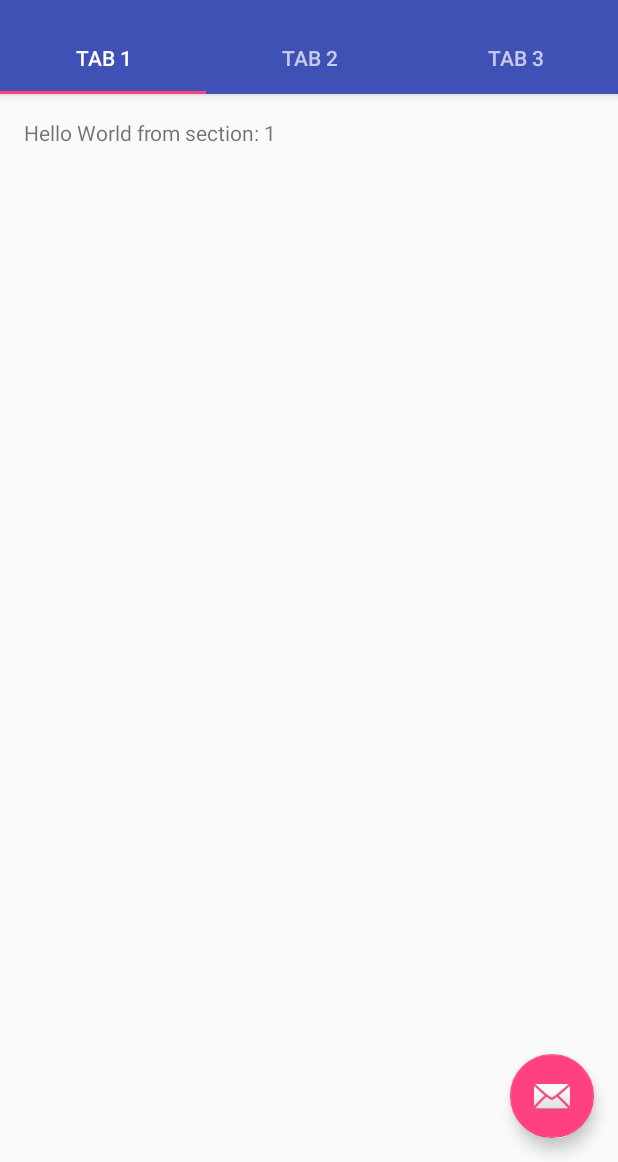
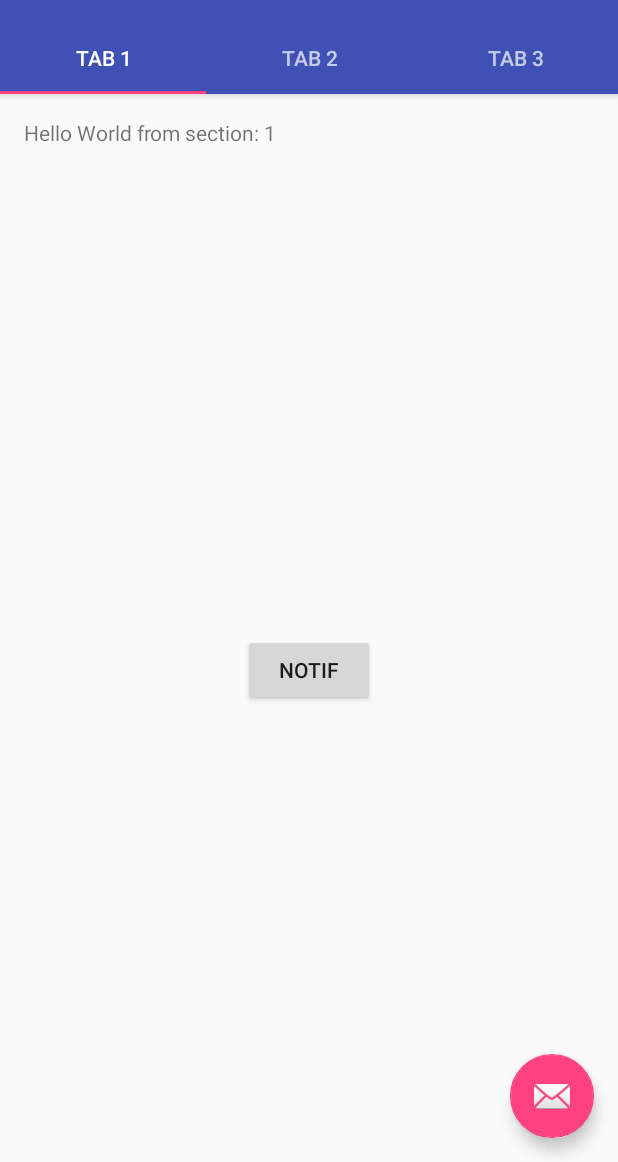
Before and after one commit to arifinfrds/Android-PAPB-Tugas-Akhir, an Android app: the screen it shows after launch (MainActivity), on a phone screen of 412 x 824 dp, the part 74-1236 px from its top. Run offline under Robolectric (Android 15) with nearby library versions, the phone set to English and light mode, and no system bars.

Commit message:
reminder notif

```diff
--- a/app/src/main/AndroidManifest.xml
+++ b/app/src/main/AndroidManifest.xml
@@ -19,6 +19,7 @@
                 <category android:name="android.intent.category.LAUNCHER" />
             </intent-filter>
         </activity>
+        <receiver android:name=".ReminderNotificationReceiver" />
     </application>
 
 </manifest>
--- a/app/src/main/java/reminderobat/android/kelompok5/papbc/com/reminderobat/MainActivity.java
+++ b/app/src/main/java/reminderobat/android/kelompok5/papbc/com/reminderobat/MainActivity.java
@@ -1,8 +1,16 @@
 package reminderobat.android.kelompok5.papbc.com.reminderobat;
 
+import android.app.AlarmManager;
+import android.app.NotificationManager;
+import android.app.PendingIntent;
+import android.content.Context;
+import android.content.Intent;
+import android.net.Uri;
+import android.os.SystemClock;
 import android.support.design.widget.TabLayout;
 import android.support.design.widget.FloatingActionButton;
 import android.support.design.widget.Snackbar;
+import android.support.v4.app.NotificationCompat;
 import android.support.v7.app.AppCompatActivity;
 import android.support.v7.widget.Toolbar;
 
@@ -17,6 +25,7 @@ import android.view.MenuItem;
 import android.view.View;
 import android.view.ViewGroup;
 
+import android.widget.Button;
 import android.widget.TextView;
 
 public class MainActivity extends AppCompatActivity {
@@ -31,10 +40,14 @@ public class MainActivity extends AppCompatActivity {
      */
     private SectionsPagerAdapter mSectionsPagerAdapter;
 
+
     /**
      * The {@link ViewPager} that will host the section contents.
      */
     private ViewPager mViewPager;
+
+
+
 
     @Override
     protected void onCreate(Bundle savedInstanceState) {
@@ -99,6 +112,9 @@ public class MainActivity extends AppCompatActivity {
          * fragment.
          */
         private static final String ARG_SECTION_NUMBER = "section_number";
+        private static Button btn_notif;
+        //private static final int NOTIFICATION_ID = 0;
+        private NotificationManager mNotifyManager;
 
         public PlaceholderFragment() {
         }
@@ -119,11 +135,56 @@ public class MainActivity extends AppCompatActivity {
         public View onCreateView(LayoutInflater inflater, ViewGroup container,
                                  Bundle savedInstanceState) {
             View rootView = inflater.inflate(R.layout.fragment_main, container, false);
+            mNotifyManager = (NotificationManager) getActivity().getSystemService(NOTIFICATION_SERVICE);
             TextView textView = (TextView) rootView.findViewById(R.id.section_label);
+            btn_notif = (Button) rootView.findViewById(R.id.btn_notif);
             textView.setText(getString(R.string.section_format, getArguments().getInt(ARG_SECTION_NUMBER)));
+
+            btn_notif.setOnClickListener(new View.OnClickListener() {
+                @Override
+                public void onClick(View v) {
+                    sendNotification();
+                }
+            });
+
             return rootView;
         }
+
+        public void sendNotification() {
+
+            Intent notificationIntent = new Intent(getActivity(), ReminderNotificationReceiver.class);
+            PendingIntent pendingIntent = PendingIntent.getBroadcast(getActivity(), ReminderNotificationReceiver.NOTIFICATION_ID, notificationIntent,
+                    PendingIntent.FLAG_UPDATE_CURRENT);
+
+            AlarmManager reminderAlert = (AlarmManager) getActivity().getSystemService(Context.ALARM_SERVICE);
+
+            reminderAlert.setRepeating(AlarmManager.RTC_WAKEUP, SystemClock.elapsedRealtime(), 60 * 500, pendingIntent);
+
+            //Sets up the pending intent that is delivered when the notification is clicked
+//            Intent notificationIntent = new Intent(getActivity(), MainActivity.class);
+//            PendingIntent notificationPendingIntent = PendingIntent.getActivity
+//                    (getActivity(), NOTIFICATION_ID, notificationIntent, PendingIntent.FLAG_UPDATE_CURRENT);
+//
+//            //Builds the notification with all of the parameters
+//            NotificationCompat.Builder notifyBuilder = new NotificationCompat.Builder(getActivity())
+//                    .setContentTitle("Waktunya minum Vitamin")
+//                    .setContentText("09.00 AM")
+//                    .setSubText("Amoxilin")
+//                    .setSmallIcon(R.drawable.obat)
+//                    .setContentIntent(notificationPendingIntent)
+//                    .setPriority(NotificationCompat.PRIORITY_HIGH)
+//                    .setDefaults(NotificationCompat.DEFAULT_ALL);
+//
+//            //Delivers the notification
+//            mNotifyManager.notify(NOTIFICATION_ID, notifyBuilder.build());
+        }
     }
+
+
+
+
+
+
 
     /**
      * A {@link FragmentPagerAdapter} that returns a fragment corresponding to
--- a/app/src/main/res/layout/fragment_main.xml
+++ b/app/src/main/res/layout/fragment_main.xml
@@ -19,4 +19,14 @@
         tools:layout_constraintLeft_creator="1"
         tools:layout_constraintTop_creator="1" />
 
+    <Button
+        android:id="@+id/btn_notif"
+        android:layout_width="wrap_content"
+        android:layout_height="wrap_content"
+        android:text="Notif"
+        app:layout_constraintLeft_toLeftOf="parent"
+        app:layout_constraintRight_toRightOf="parent"
+        app:layout_constraintTop_toTopOf="parent"
+        app:layout_constraintBottom_toBottomOf="parent"/>
+
 </android.support.constraint.ConstraintLayout>
--- a/app/src/main/res/values/strings.xml
+++ b/app/src/main/res/values/strings.xml
@@ -5,4 +5,6 @@
     <string name="tab_text_3">Tab 3</string>
     <string name="action_settings">Settings</string>
     <string name="section_format">Hello World from section: %1$d</string>
+    <string name="title_reminder_obat">Waktunya minum Vitamin</string>
+
 </resources>
```
Also changed, not shown: app/src/main/java/reminderobat/android/kelompok5/papbc/com/reminderobat/ReminderNotificationReceiver.java (added, +44 -0 lines), app/src/main/res/drawable/obat.png (added).
